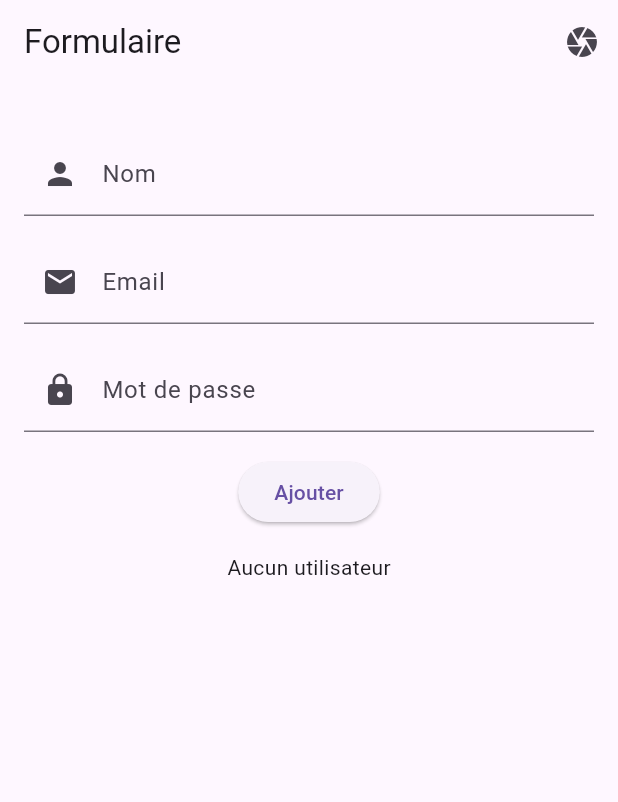
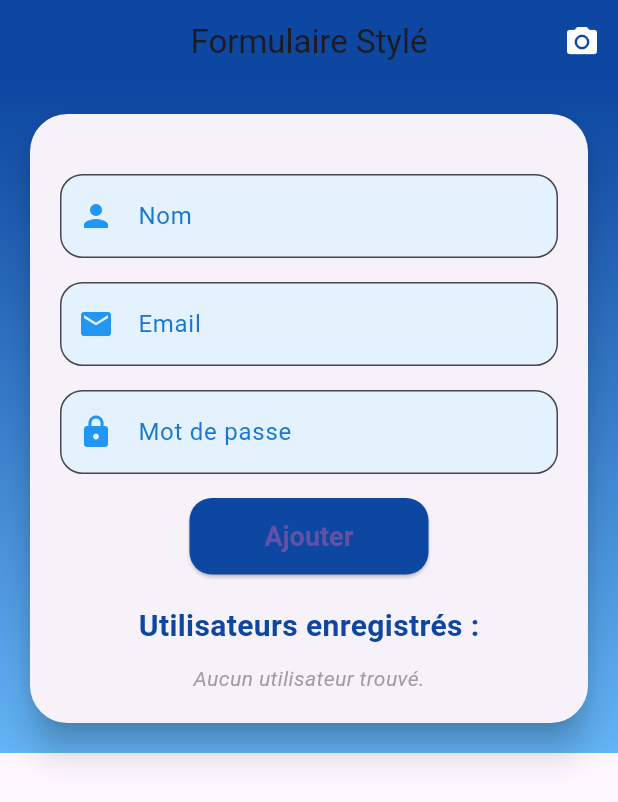
Before and after one commit to ornelnana4/Formulaire_flutter, a Flutter app: the screen it shows after launch, on a phone screen of 412 x 824 dp. Shown: the top 802 px of the screen. Run offline on Flutter 3.47's test engine with Material 3 defaults, Android fonts, the light colour scheme and no system bars; our stand-ins replace image_picker, sqflite; accounts and stored records are empty; Roboto replaces fonts that are missing (Montserrat).

Commit message:
camera_style

```diff
--- a/lib/main.dart
+++ b/lib/main.dart
@@ -1,7 +1,7 @@
 import 'package:flutter/material.dart';
-import 'package:image_picker/image_picker.dart'; // Pour la caméra
+import 'package:image_picker/image_picker.dart';
+import 'dart:io'; // Pour gérer les fichiers
 import 'database_helper.dart'; // Assure-toi que le chemin est correct
-import 'dart:io'; // Pour gérer les fichiers
 
 void main() {
   runApp(MyApp());
@@ -15,6 +15,8 @@ class MyApp extends StatelessWidget {
       debugShowCheckedModeBanner: false,
       theme: ThemeData(
         primarySwatch: Colors.blue,
+        brightness: Brightness.light,
+        fontFamily: 'Montserrat', // Ajoute une police personnalisée si nécessaire
       ),
       home: StylishForm(),
     );
@@ -31,14 +33,14 @@ class _StylishFormState extends State<StylishForm> {
   final TextEditingController _nameController = TextEditingController();
   final TextEditingController _emailController = TextEditingController();
   final TextEditingController _passwordController = TextEditingController();
-  List<User> _users = []; // Liste des utilisateurs
-  int? _selectedUserId; // Pour mettre à jour un utilisateur
-  File? _image; // Stocker l'image capturée
+  List<User> _users = [];
+  int? _selectedUserId;
+  File? _image;
 
   @override
   void initState() {
     super.initState();
-    _loadUsers(); // Charger les utilisateurs
+    _loadUsers();
   }
 
   Future<void> _pickImage() async {
@@ -97,31 +99,71 @@ class _StylishFormState extends State<StylishForm> {
   Widget build(BuildContext context) {
     return Scaffold(
       appBar: AppBar(
-        title: Text("Formulaire"),
+        title: Text("Formulaire Stylé"),
+        centerTitle: true,
+        backgroundColor: Colors.blue.shade900,
+        elevation: 0.0,
         actions: [
           IconButton(
-            icon: Icon(Icons.camera),
+            icon: Icon(Icons.camera_alt, color: Colors.white),
             onPressed: _pickImage, // Ouvre la caméra
           )
         ],
       ),
-      body: SingleChildScrollView(
+      body: Container(
+        padding: EdgeInsets.all(16.0),
+        decoration: BoxDecoration(
+          gradient: LinearGradient(
+            colors: [Colors.blue.shade900, Colors.blue.shade300],
+            begin: Alignment.topCenter,
+            end: Alignment.bottomCenter,
+          ),
+        ),
+        child: SingleChildScrollView(
+          child: Card(
+            elevation: 10.0,
+            shape: RoundedRectangleBorder(
+              borderRadius: BorderRadius.circular(25.0),
+            ),
             child: Padding(
-          padding: EdgeInsets.all(16.0),
+              padding: const EdgeInsets.all(20.0),
               child: Form(
                 key: _formKey,
                 child: Column(
                   children: [
-                // Affiche l'image capturée
                     if (_image != null)
-                  Image.file(_image!, height: 200),
-                SizedBox(height: 16.0),
-                // Champ Nom
+                      Container(
+                        height: 200,
+                        width: double.infinity,
+                        decoration: BoxDecoration(
+                          borderRadius: BorderRadius.circular(15.0),
+                          boxShadow: [
+                            BoxShadow(
+                              color: Colors.black26,
+                              blurRadius: 10.0,
+                              offset: Offset(0, 5),
+                            )
+                          ],
+                          image: DecorationImage(
+                            image: FileImage(_image!),
+                            fit: BoxFit.cover,
+                          ),
+                        ),
+                      ),
+                    SizedBox(height: 20.0),
+
+                    // Champ Nom avec un joli style
                     TextFormField(
                       controller: _nameController,
                       decoration: InputDecoration(
                         labelText: 'Nom',
-                    prefixIcon: Icon(Icons.person),
+                        prefixIcon: Icon(Icons.person, color: Colors.blue),
+                        border: OutlineInputBorder(
+                          borderRadius: BorderRadius.circular(15.0),
+                        ),
+                        filled: true,
+                        fillColor: Colors.blue.shade50,
+                        labelStyle: TextStyle(color: Colors.blue.shade700),
                       ),
                       validator: (value) {
                         if (value == null || value.isEmpty) {
@@ -131,28 +173,44 @@ class _StylishFormState extends State<StylishForm> {
                       },
                     ),
                     SizedBox(height: 16.0),
+
                     // Champ Email
                     TextFormField(
                       controller: _emailController,
                       decoration: InputDecoration(
                         labelText: 'Email',
-                    prefixIcon: Icon(Icons.email),
+                        prefixIcon: Icon(Icons.email, color: Colors.blue),
+                        border: OutlineInputBorder(
+                          borderRadius: BorderRadius.circular(15.0),
+                        ),
+                        filled: true,
+                        fillColor: Colors.blue.shade50,
+                        labelStyle: TextStyle(color: Colors.blue.shade700),
                       ),
                       validator: (value) {
                         if (value == null || value.isEmpty) {
                           return 'Veuillez entrer un email';
+                        } else if (!RegExp(r'^[^@]+@[^@]+\.[^@]+').hasMatch(value)) {
+                          return 'Veuillez entrer un email valide';
                         }
                         return null;
                       },
                     ),
                     SizedBox(height: 16.0),
+
                     // Champ Mot de passe
                     TextFormField(
                       controller: _passwordController,
                       obscureText: true,
                       decoration: InputDecoration(
                         labelText: 'Mot de passe',
-                    prefixIcon: Icon(Icons.lock),
+                        prefixIcon: Icon(Icons.lock, color: Colors.blue),
+                        border: OutlineInputBorder(
+                          borderRadius: BorderRadius.circular(15.0),
+                        ),
+                        filled: true,
+                        fillColor: Colors.blue.shade50,
+                        labelStyle: TextStyle(color: Colors.blue.shade700),
                       ),
                       validator: (value) {
                         if (value == null || value.isEmpty) {
@@ -162,26 +220,51 @@ class _StylishFormState extends State<StylishForm> {
                       },
                     ),
                     SizedBox(height: 16.0),
+
+                    // Bouton de soumission stylé
                     ElevatedButton(
                       onPressed: _saveUser,
                       child: Text(_selectedUserId != null ? 'Mettre à jour' : 'Ajouter'),
+                      style: ElevatedButton.styleFrom(
+                        backgroundColor: Colors.blue.shade900,
+                        padding: EdgeInsets.symmetric(horizontal: 50, vertical: 15),
+                        textStyle: TextStyle(fontSize: 18, fontWeight: FontWeight.bold),
+                        shape: RoundedRectangleBorder(
+                          borderRadius: BorderRadius.circular(15.0),
                         ),
-                SizedBox(height: 16.0),
+                      ),
+                    ),
+                    SizedBox(height: 20.0),
+
                     // Liste des utilisateurs
+                    Text(
+                      "Utilisateurs enregistrés :",
+                      style: TextStyle(fontSize: 20, fontWeight: FontWeight.bold, color: Colors.blue.shade900),
+                    ),
+                    SizedBox(height: 10.0),
+
                     _users.isEmpty
-                    ? Text("Aucun utilisateur")
+                        ? Text("Aucun utilisateur trouvé.",
+                        style: TextStyle(color: Colors.grey, fontStyle: FontStyle.italic))
                         : ListView.builder(
                       shrinkWrap: true,
+                      physics: NeverScrollableScrollPhysics(),
                       itemCount: _users.length,
                       itemBuilder: (context, index) {
-                    return ListTile(
+                        return Card(
+                          shape: RoundedRectangleBorder(
+                            borderRadius: BorderRadius.circular(10.0),
+                          ),
+                          elevation: 5,
+                          child: ListTile(
+                            leading: Icon(Icons.account_circle, color: Colors.blue),
                             title: Text(_users[index].name),
                             subtitle: Text(_users[index].email),
                             trailing: Row(
                               mainAxisSize: MainAxisSize.min,
                               children: [
                                 IconButton(
-                            icon: Icon(Icons.edit),
+                                  icon: Icon(Icons.edit, color: Colors.orange),
                                   onPressed: () {
                                     setState(() {
                                       _nameController.text = _users[index].name;
@@ -192,13 +275,14 @@ class _StylishFormState extends State<StylishForm> {
                                   },
                                 ),
                                 IconButton(
-                            icon: Icon(Icons.delete),
+                                  icon: Icon(Icons.delete, color: Colors.red),
                                   onPressed: () async {
                                     await DatabaseHelper().deleteUser(_users[index].id!);
                                     _loadUsers();
                                   },
                                 ),
                               ],
+                            ),
                           ),
                         );
                       },
@@ -208,6 +292,8 @@ class _StylishFormState extends State<StylishForm> {
               ),
             ),
           ),
+        ),
+      ),
     );
   }
 }
```
Lines whose indentation alone changed are shown as unchanged.
